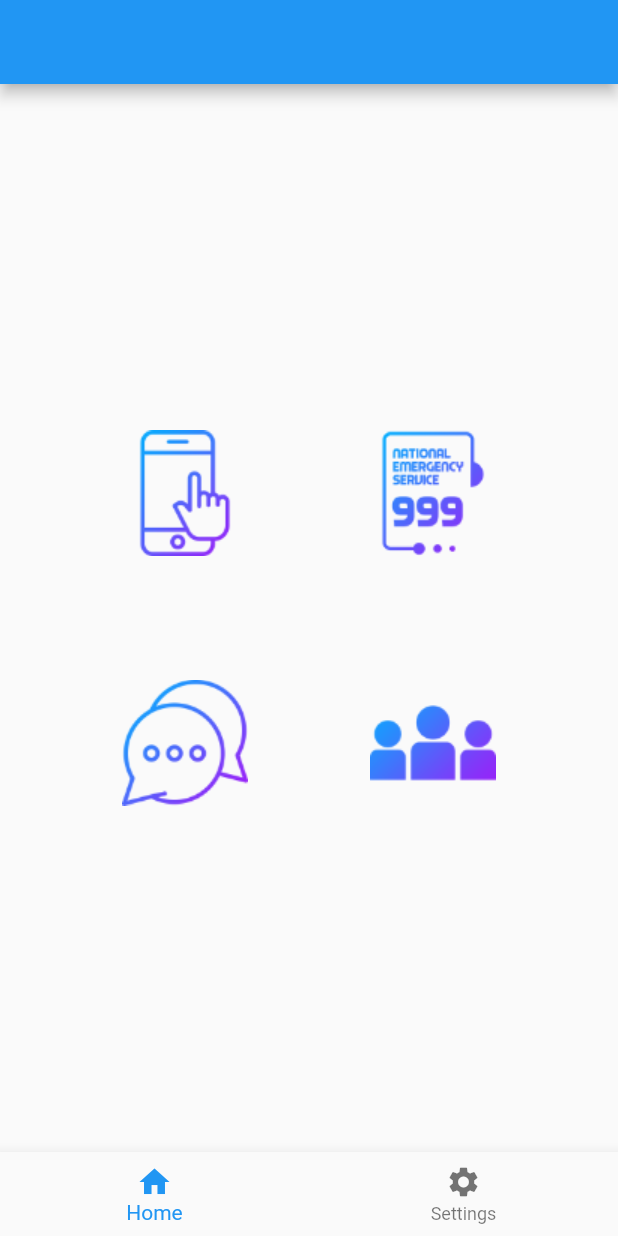
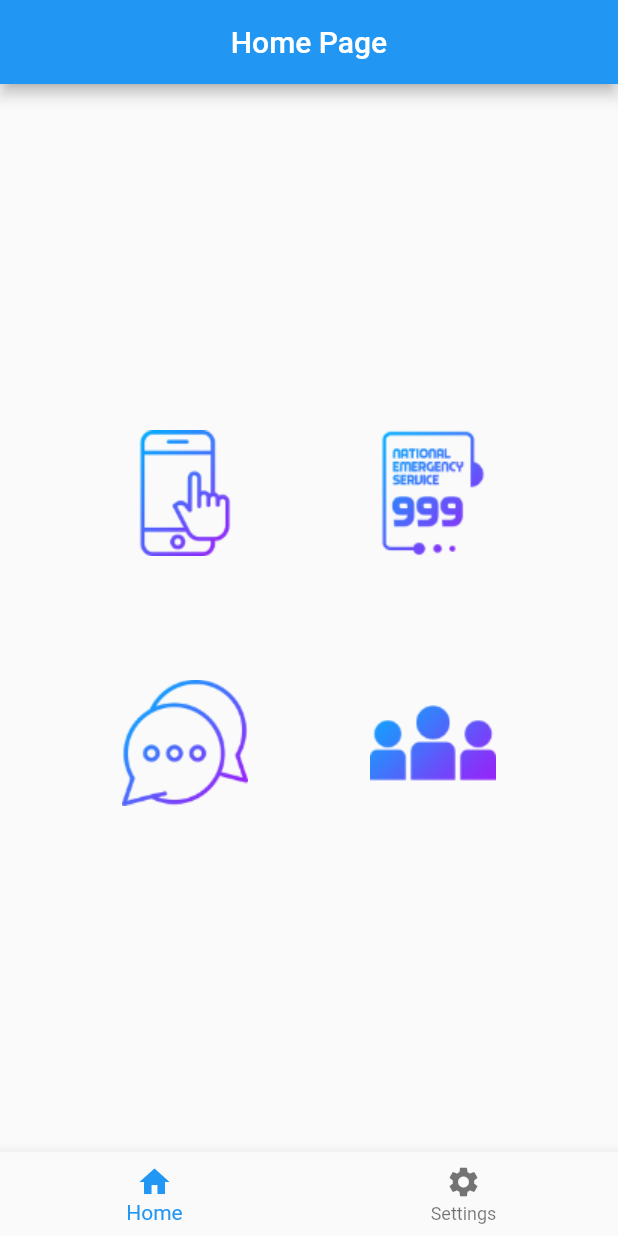
Before and after one commit to jhasan94/Image-Forensic, a Flutter app: the screen it shows after launch, after a tap on "Guest Login", on a phone screen of 412 x 824 dp. Run offline on Flutter 3.47's test engine with Material 2 defaults, Android fonts, the phone set to English and light mode, and no system bars.

```diff
--- a/lib/home_page.dart
+++ b/lib/home_page.dart
@@ -1,4 +1,5 @@
 import 'package:flutter/material.dart';
+import 'file:///D:/flutterProject/police_img_proces/lib/ui/image_forensic.dart';
 import 'package:police_img_proces/setting_page.dart';
 import 'package:police_img_proces/size_config.dart';
 
@@ -19,7 +20,7 @@ class _HomePageState extends State<HomePage> {
     SizeConfig().init(context);
     return MaterialApp(
       home: Scaffold(
-        appBar: AppBar(),
+        appBar: AppBar(title: Text("Home Page"),centerTitle: true,),
         body: IndexedStack(
           index: _currentIndex,
           children: [
@@ -36,6 +37,11 @@ class _HomePageState extends State<HomePage> {
                     children: <Widget>[
                       GestureDetector(
                         child: Image.asset('assets/image-forensic.png'),
+                        onTap: (){
+                          Navigator.push(context,
+                              MaterialPageRoute(builder: (context) => ImageForensic()));
+
+                        },
                       ),
                       GestureDetector(
                         child: Image.asset('assets/999-emergency-call.png'),
--- a/lib/sign_up_page.dart
+++ b/lib/sign_up_page.dart
@@ -15,7 +15,6 @@ class _SignUpPageState extends State<SignUpPage> {
     SizeConfig().init(context);
     return MaterialApp(
       home: Scaffold(
-        appBar: AppBar(),
         body: Container(width: SizeConfig.blockSizeHorizontal*100,
           height: SizeConfig.blockSizeVertical*100,
           //background image set
--- a/pubspec.yaml
+++ b/pubspec.yaml
@@ -23,11 +23,16 @@ environment:
 dependencies:
   flutter:
     sdk: flutter
+  image_picker: ^0.6.7+3
+  dio: ^3.0.9
+  transparent_image: ^0.1.0
+
 
 
   # The following adds the Cupertino Icons font to your application.
   # Use with the CupertinoIcons class for iOS style icons.
   cupertino_icons: ^0.1.3
+  http: ^0.12.1
 
 dev_dependencies:
   flutter_test:
```
Also changed, not shown: pubspec.lock, 2 other files.
